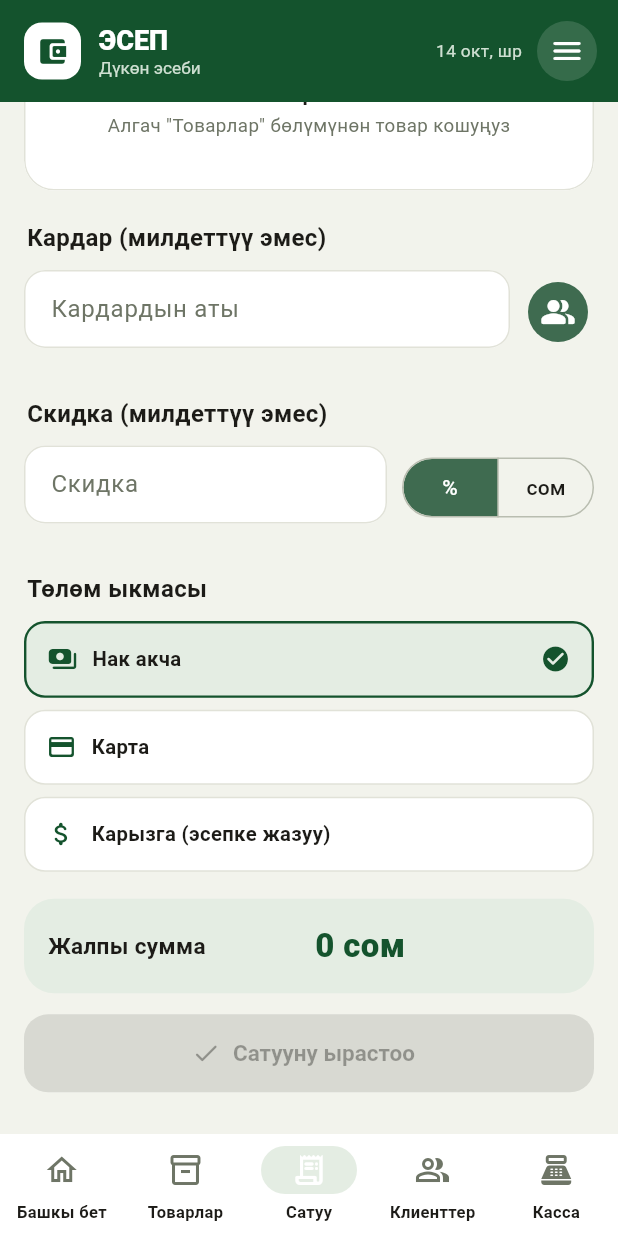
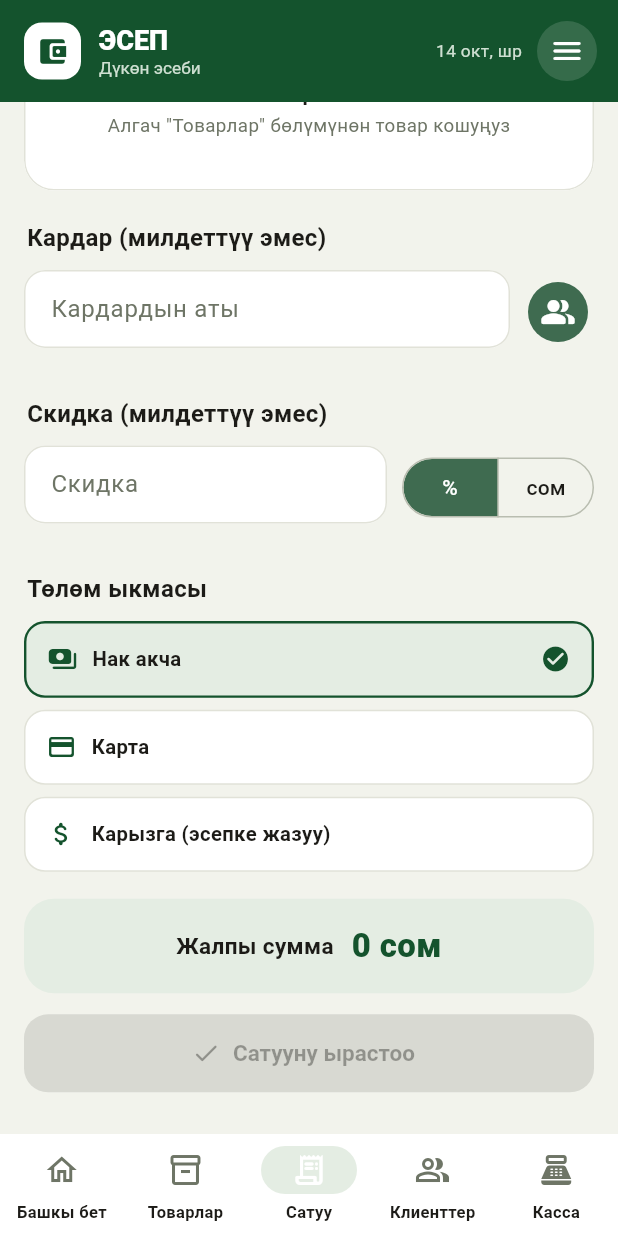
Before and after one commit to ysmaiilov/esep_pro, a Flutter app: the screen it shows after launch, item 3 of the bottom bar chosen, scrolled down 311 dp, on a phone screen of 412 x 824 dp. Run offline on Flutter 3.47's test engine with Material 3 defaults, Android fonts, the phone set to English and light mode, and no system bars; our stand-ins replace file_picker, pdf, printing, share_plus, shared_preferences.

Commit message:
TotalCard: wrap long totals onto next line instead of shrinking font
Co-Authored-By: Claude Haiku 5.5 <noreply@anthropic.com>
Claude-Session: https://claude.ai/code/session_018jCY9wrVk54qBTLQj6rcst

```diff
--- a/lib/ui.dart
+++ b/lib/ui.dart
@@ -520,20 +520,17 @@ class TotalCard extends StatelessWidget {
         border: Colors.transparent,
         child: Column(children: [
           ...extra,
-          Row(crossAxisAlignment: CrossAxisAlignment.center, children: [
-            Expanded(
-              child: Text(label, style: const TextStyle(fontWeight: FontWeight.w700, fontSize: 15)),
-            ),
-            const SizedBox(width: 8),
-            // Сумма узун болсо да кутуга батсын: кичирейтип, сызыкка батырат
-            Flexible(
-              child: FittedBox(
-                fit: BoxFit.scaleDown,
-                alignment: Alignment.centerRight,
-                child: Text(value, maxLines: 1, style: mono(size: 22, color: c.cs.primary, w: FontWeight.w800)),
-              ),
-            ),
-          ]),
+          // Сумма узун болсо, шрифт кичирейбейт: сумма кийинки катарга өтөт
+          Wrap(
+            alignment: WrapAlignment.spaceBetween,
+            crossAxisAlignment: WrapCrossAlignment.center,
+            spacing: 12,
+            runSpacing: 6,
+            children: [
+              Text(label, style: const TextStyle(fontWeight: FontWeight.w700, fontSize: 15)),
+              Text(value, textAlign: TextAlign.end, style: mono(size: 22, color: c.cs.primary, w: FontWeight.w800)),
+            ],
+          ),
         ]),
       );
 }
```
